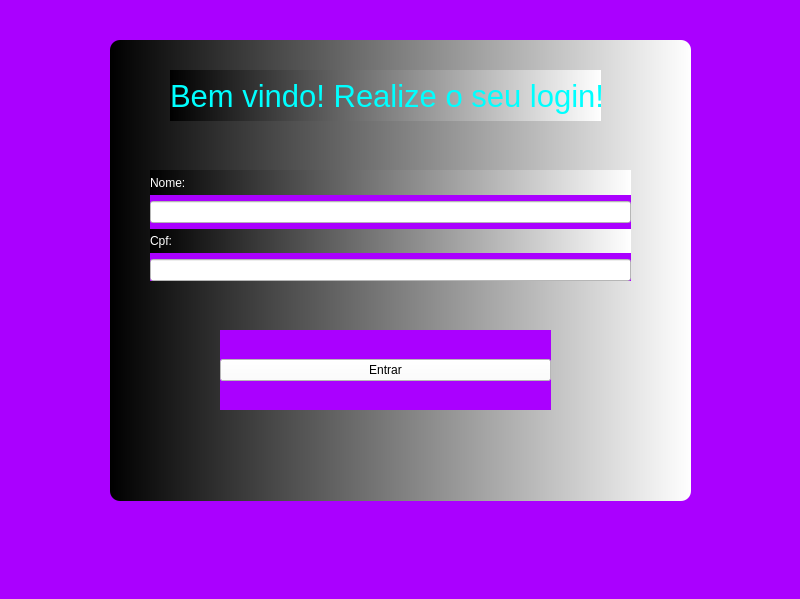
This is views/login.ui in Hawstyyy/biblioteca-poo as Qt 5 draws it before an edit. The edited form follows.
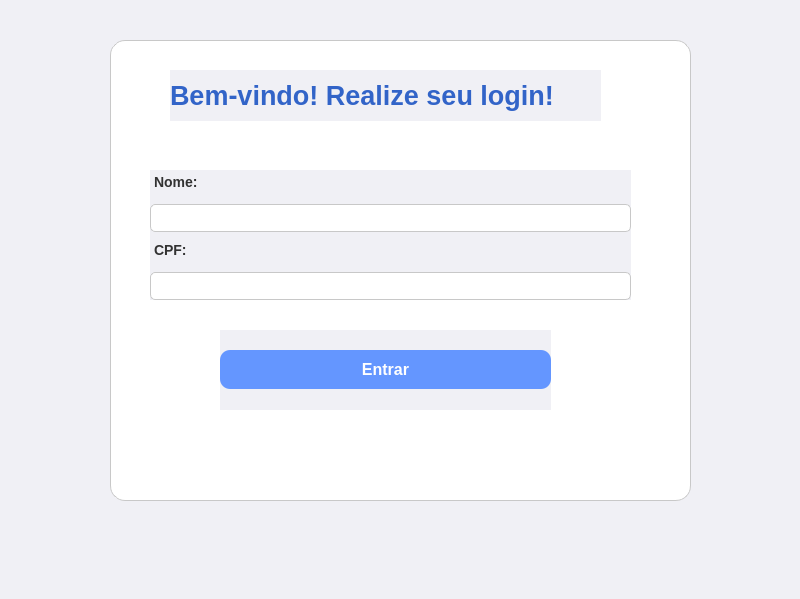
This is the edited form.

The edit to the form file:
```diff
--- a/views/login.ui
+++ b/views/login.ui
@@ -14,10 +14,7 @@
    <string>MainWindow</string>
   </property>
   <property name="styleSheet">
-   <string notr="true">background-color: rgb(170, 0, 255);</string>
-  </property>
-  <property name="tabShape">
-   <enum>QTabWidget::Rounded</enum>
+   <string notr="true">background-color: rgb(240, 240, 245);</string>
   </property>
   <widget class="QWidget" name="centralwidget">
    <widget class="QWidget" name="verticalLayoutWidget">
@@ -26,15 +23,14 @@
       <x>150</x>
       <y>170</y>
       <width>481</width>
-      <height>111</height>
+      <height>130</height>
      </rect>
     </property>
     <layout class="QVBoxLayout" name="verticalLayout">
      <item>
       <widget class="QLabel" name="label">
        <property name="styleSheet">
-        <string notr="true">background-color: qlineargradient(spread:pad, x1:0, y1:0, x2:1, y2:0, stop:0 rgba(0, 0, 0, 255), stop:1 rgba(255, 255, 255, 255));
-color: white;</string>
+        <string notr="true">color: rgb(50, 50, 50); font: bold 14px; margin-bottom: 5px;</string>
        </property>
        <property name="text">
         <string>Nome:</string>
@@ -44,25 +40,24 @@
      <item>
       <widget class="QLineEdit" name="nomeInput">
        <property name="styleSheet">
-        <string notr="true">background-color: rgb(255, 255, 255);</string>
+        <string notr="true">background-color: rgb(255, 255, 255); border: 1px solid rgb(200, 200, 200); border-radius: 5px; padding: 5px;</string>
        </property>
       </widget>
      </item>
      <item>
       <widget class="QLabel" name="label_2">
        <property name="styleSheet">
-        <string notr="true">background-color: qlineargradient(spread:pad, x1:0, y1:0, x2:1, y2:0, stop:0 rgba(0, 0, 0, 255), stop:1 rgba(255, 255, 255, 255));
-color: white;</string>
+        <string notr="true">color: rgb(50, 50, 50); font: bold 14px; margin-bottom: 5px;</string>
        </property>
        <property name="text">
-        <string>Cpf:</string>
+        <string>CPF:</string>
        </property>
       </widget>
      </item>
      <item>
       <widget class="QLineEdit" name="senhaInput">
        <property name="styleSheet">
-        <string notr="true">background-color: rgb(255, 255, 255);</string>
+        <string notr="true">background-color: rgb(255, 255, 255); border: 1px solid rgb(200, 200, 200); border-radius: 5px; padding: 5px;</string>
        </property>
       </widget>
      </item>
@@ -80,11 +75,8 @@
     <layout class="QHBoxLayout" name="horizontalLayout">
      <item>
       <widget class="QPushButton" name="entrarButton">
-       <property name="autoFillBackground">
-        <bool>false</bool>
-       </property>
        <property name="styleSheet">
-        <string notr="true">background-color: rgb(255, 255, 255);</string>
+        <string notr="true">background-color: rgb(100, 150, 255); color: white; border-radius: 10px; font: bold 16px; padding: 10px;</string>
        </property>
        <property name="text">
         <string>Entrar</string>
@@ -104,15 +96,15 @@
     </property>
     <property name="font">
      <font>
-      <pointsize>23</pointsize>
+      <pointsize>20</pointsize>
+      <weight>75</weight>
      </font>
     </property>
     <property name="styleSheet">
-     <string notr="true">background-color: qlineargradient(spread:pad, x1:0, y1:0, x2:1, y2:0, stop:0 rgba(0, 0, 0, 255), stop:1 rgba(255, 255, 255, 255));
-color: cyan;</string>
+     <string notr="true">color: rgb(50, 100, 200);</string>
     </property>
     <property name="text">
-     <string>Bem vindo! Realize o seu login!</string>
+     <string>Bem-vindo! Realize seu login!</string>
     </property>
    </widget>
    <widget class="QFrame" name="frame">
@@ -125,8 +117,7 @@
      </rect>
     </property>
     <property name="styleSheet">
-     <string notr="true">background-color: qlineargradient(spread:pad, x1:0, y1:0, x2:1, y2:0, stop:0 rgba(0, 0, 0, 255), stop:1 rgba(255, 255, 255, 255));
-border-radius: 10px;</string>
+     <string notr="true">background-color: white; border: 1px solid rgb(200, 200, 200); border-radius: 15px; box-shadow: 5px 5px 15px rgba(0, 0, 0, 0.2);</string>
     </property>
     <property name="frameShape">
      <enum>QFrame::StyledPanel</enum>
```
Left out of the diff: 2 changed lines with no effect on the pictures.
